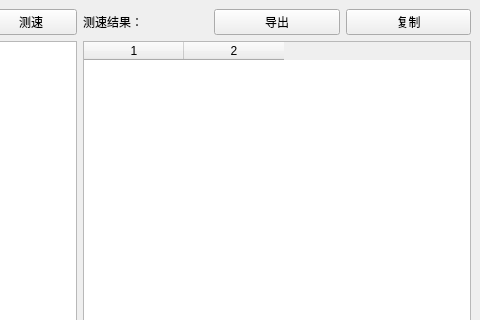
Qt form MainWindow.ui (GoodCoder666/GoogleTranslate_IPFinder) before a commit; both pictures show x 320 to 800 and y 0 to 320 of the 800 by 600 pixel window.
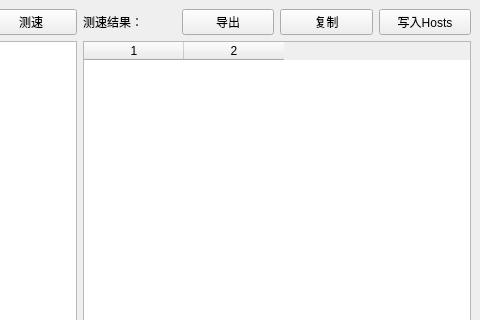
The same form after that commit. Icons and pictures are not drawn.

Commit message: support macOS & feat: auto write hosts

```diff
--- a/MainWindow.ui
+++ b/MainWindow.ui
@@ -86,6 +86,13 @@
           </property>
          </widget>
         </item>
+        <item>
+         <widget class="QPushButton" name="btnResult_WriteHosts">
+          <property name="text">
+           <string>写入Hosts</string>
+          </property>
+         </widget>
+        </item>
        </layout>
       </item>
       <item>
```
The commit also changes 6 other files.
